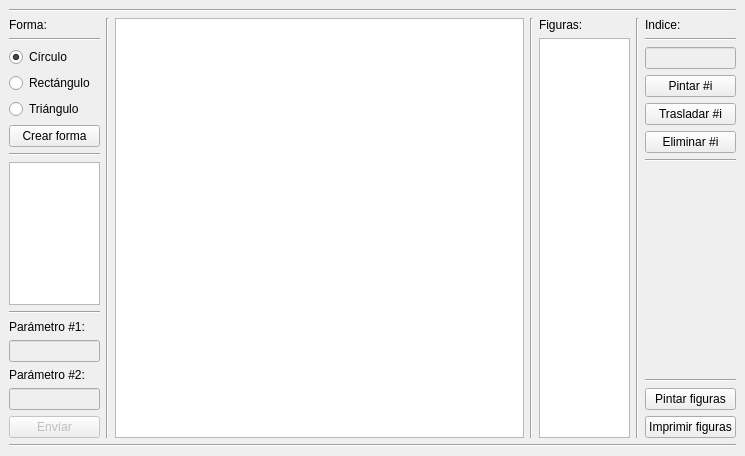
Old version of the form mainwindow.ui in the repository Matroska9/TP3GestorDeFiguras.
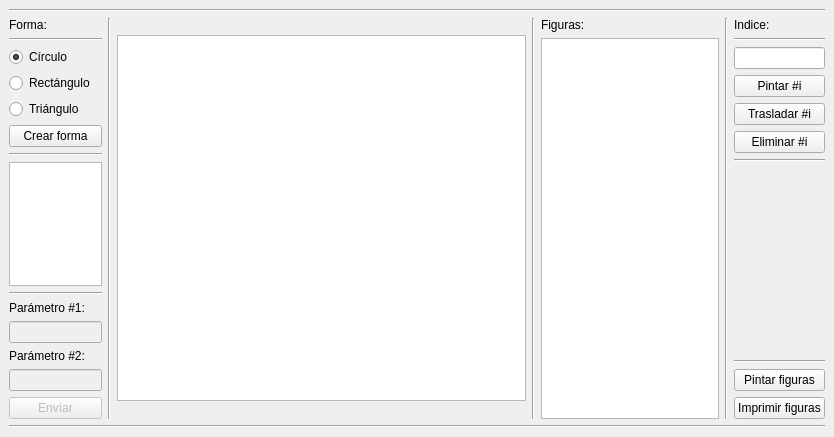
New version of the form.

Patch:
```diff
--- a/mainwindow.ui
+++ b/mainwindow.ui
@@ -6,10 +6,16 @@
    <rect>
     <x>0</x>
     <y>0</y>
-    <width>745</width>
-    <height>456</height>
+    <width>834</width>
+    <height>437</height>
    </rect>
   </property>
+  <property name="minimumSize">
+   <size>
+    <width>834</width>
+    <height>437</height>
+   </size>
+  </property>
   <property name="windowTitle">
    <string>MainWindow</string>
   </property>
@@ -160,6 +166,12 @@
           <height>279</height>
          </size>
         </property>
+        <property name="maximumSize">
+         <size>
+          <width>409</width>
+          <height>366</height>
+         </size>
+        </property>
        </widget>
       </item>
       <item>
@@ -179,7 +191,32 @@
          </widget>
         </item>
         <item>
-         <widget class="QListView" name="listViewFigures"/>
+         <widget class="QListView" name="listViewFigures">
+          <property name="minimumSize">
+           <size>
+            <width>178</width>
+            <height>342</height>
+           </size>
+          </property>
+          <property name="verticalScrollBarPolicy">
+           <enum>Qt::ScrollBarAlwaysOff</enum>
+          </property>
+          <property name="horizontalScrollBarPolicy">
+           <enum>Qt::ScrollBarAlwaysOff</enum>
+          </property>
+          <property name="sizeAdjustPolicy">
+           <enum>QAbstractScrollArea::AdjustIgnored</enum>
+          </property>
+          <property name="editTriggers">
+           <set>QAbstractItemView::NoEditTriggers</set>
+          </property>
+          <property name="dragDropMode">
+           <enum>QAbstractItemView::NoDragDrop</enum>
+          </property>
+          <property name="defaultDropAction">
+           <enum>Qt::IgnoreAction</enum>
+          </property>
+         </widget>
         </item>
        </layout>
       </item>
@@ -209,7 +246,7 @@
         <item>
          <widget class="QLineEdit" name="lineEdit_3">
           <property name="enabled">
-           <bool>false</bool>
+           <bool>true</bool>
           </property>
          </widget>
         </item>
```
Left out of the diff: 2 changed lines with no effect on the pictures.
